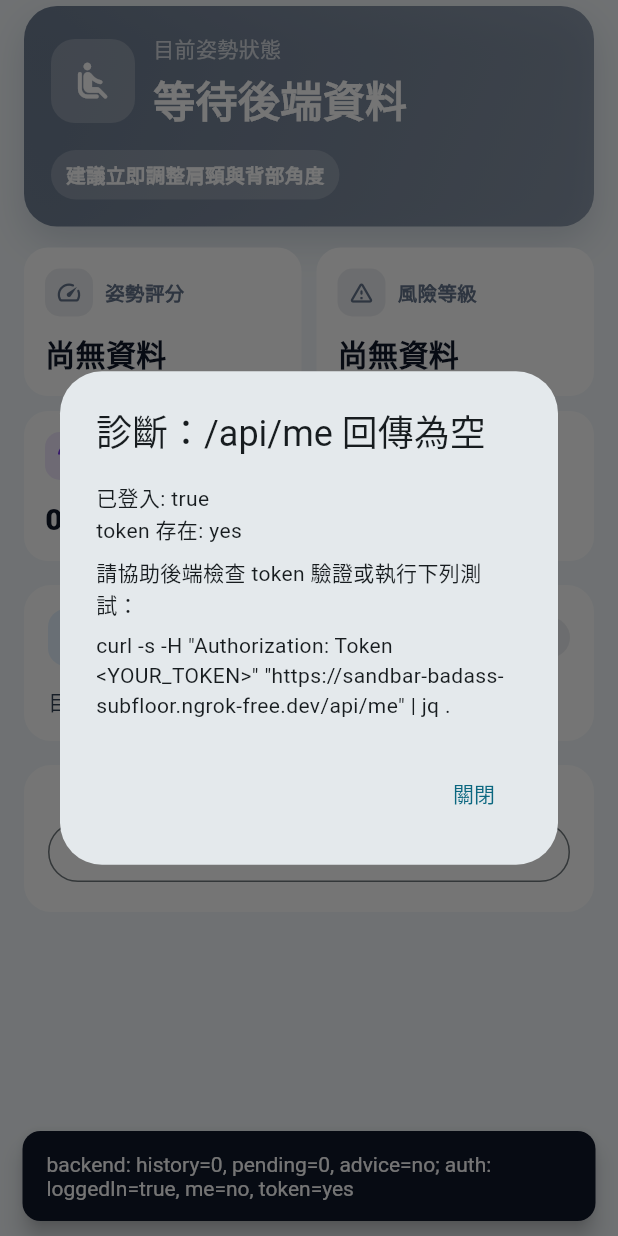
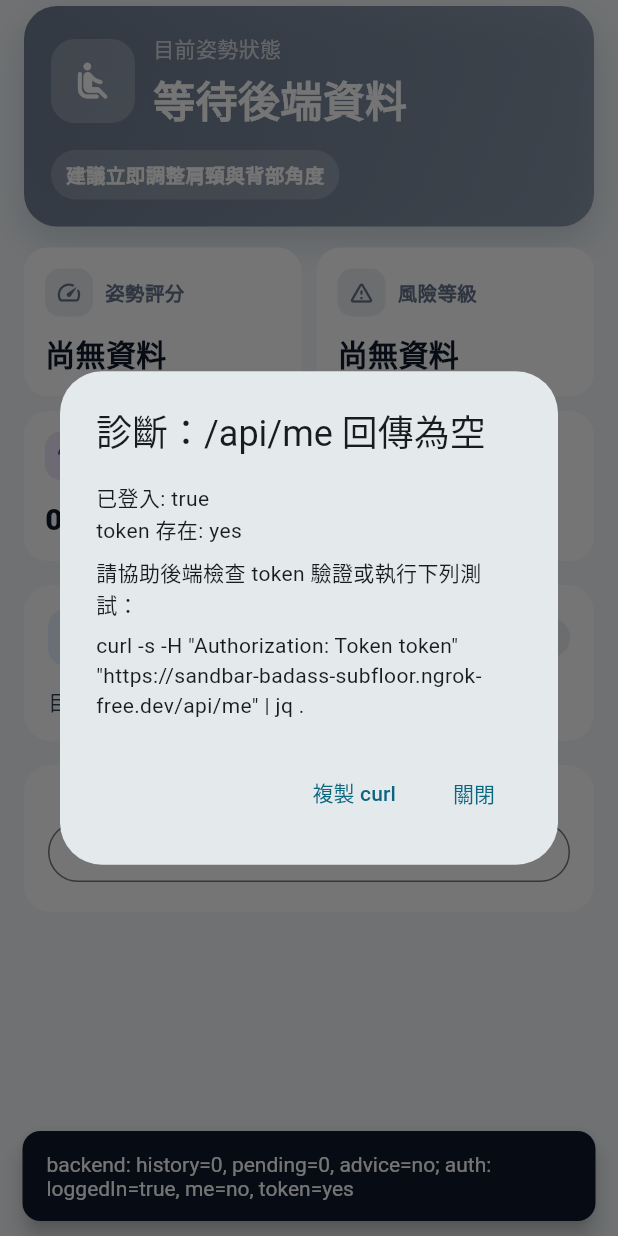
Before and after one commit to Hsin104/smartchair, a Flutter app: the DashboardPage widget shown alone on an empty page, opened directly with empty values, on a phone screen of 412 x 824 dp. Run offline on Flutter 3.47's test engine with Material 3 defaults, Android fonts, the phone set to English and light mode, and no system bars; our stand-ins replace firebase_core, fl_chart, shared_preferences; missing offline and left inert: screen_retriever, system_tray, window_manager; accounts and stored records are empty; network calls fail.

Commit message:
feat(dashboard): add copy-curl button to diagnosis dialog

```diff
--- a/lib/screens/dashboard.dart
+++ b/lib/screens/dashboard.dart
@@ -1,4 +1,5 @@
 import 'package:flutter/material.dart';
+import 'package:flutter/services.dart';
 import '../state/chair_sync_controller.dart';
 import '../services/api_service.dart';
 
@@ -118,7 +119,9 @@ class _DashboardPageState extends State<DashboardPage> {
 
         // If /me is null, show a detailed diagnostic dialog with curl commands
         if (me == null) {
-          final curlCheck = '''curl -s -H "Authorization: Token <YOUR_TOKEN>" "${ApiService.baseUrl}/me" | jq .''';
+          final rawToken = token ?? '<YOUR_TOKEN>';
+          final curlCheck =
+              'curl -s -H "Authorization: Token $rawToken" "${ApiService.baseUrl}/me" | jq .';
           // show one-time dialog
           showDialog<void>(
             context: context,
@@ -137,6 +140,22 @@ class _DashboardPageState extends State<DashboardPage> {
                 ),
               ),
               actions: [
+                TextButton(
+                  onPressed: () async {
+                    try {
+                      await Clipboard.setData(ClipboardData(text: curlCheck));
+                      if (mounted) {
+                        Navigator.of(context).pop();
+                        ScaffoldMessenger.of(context).showSnackBar(
+                          const SnackBar(content: Text('已複製 curl 指令（含 token）')),
+                        );
+                      }
+                    } catch (_) {
+                      if (mounted) Navigator.of(context).pop();
+                    }
+                  },
+                  child: const Text('複製 curl'),
+                ),
                 TextButton(
                   onPressed: () => Navigator.of(context).pop(),
                   child: const Text('關閉'),
```
